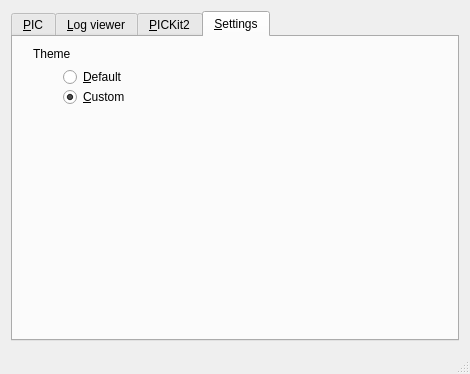
Qt form mainwindow.ui (Ho-Ro/QPICkit) before a commit.
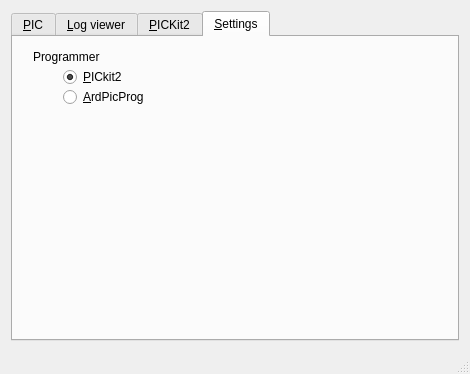
The same form after that commit. The open tabs and pages were chosen to show the change. Icons and pictures are not drawn.

Commit message: add support for additional programmer "ArdPicProg"

Diff of the .ui file:
```diff
--- a/mainwindow.ui
+++ b/mainwindow.ui
@@ -362,7 +362,10 @@
          </rect>
         </property>
         <property name="text">
-         <string>&amp;Default</string>
+         <string>&amp;PICkit2</string>
+        </property>
+        <property name="checked">
+         <bool>true</bool>
         </property>
        </widget>
        <widget class="QRadioButton" name="customThemeRadioButton">
@@ -375,10 +378,10 @@
          </rect>
         </property>
         <property name="text">
-         <string>&amp;Custom</string>
+         <string>&amp;ArdPicProg</string>
         </property>
         <property name="checked">
-         <bool>true</bool>
+         <bool>false</bool>
         </property>
        </widget>
        <widget class="QLabel" name="themeLabel">
@@ -386,12 +389,12 @@
          <rect>
           <x>20</x>
           <y>10</y>
-          <width>59</width>
-          <height>14</height>
+          <width>100</width>
+          <height>20</height>
          </rect>
         </property>
         <property name="text">
-         <string>Theme</string>
+         <string>Programmer</string>
         </property>
        </widget>
       </widget>
```
Left out of the diff: 6 changed lines with no effect on the pictures. The commit also changes 4 other files.
